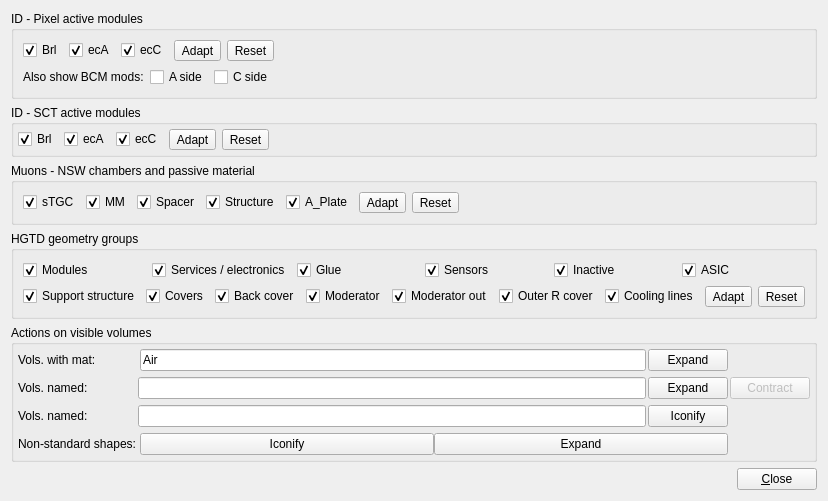
The window that graphics/VP1/VP1Systems/VP1GeometrySystems/src/settings_misc_form.ui (ATLAS-experiment/athena) describes before a commit, drawn with Qt 5.
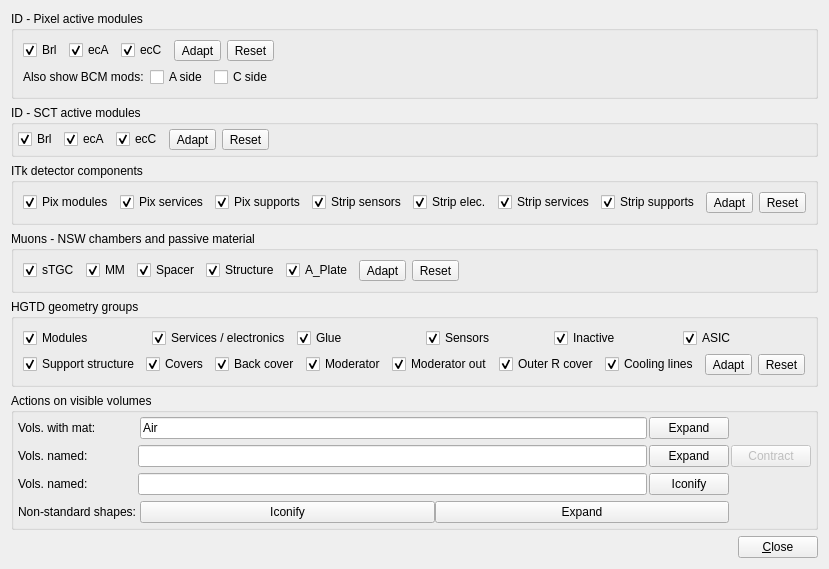
The same window after the commit.

Commit message: VP1: Add auto-expansion of "Ether" volumes, Fix double-free crash at runtime, Display "Assembly" volumes better, Add selective visualization of ITk components

Patch:
```diff
--- a/graphics/VP1/VP1Systems/VP1GeometrySystems/src/settings_misc_form.ui
+++ b/graphics/VP1/VP1Systems/VP1GeometrySystems/src/settings_misc_form.ui
@@ -219,10 +219,141 @@
        </spacer>
       </item>
      </layout>
-    </widget>
-   </item>
-   <item>
-    <widget class="QGroupBox" name="groupBox_show_NSW_chambers">
+   </widget>
+  </item>
+  <item>
+   <widget class="QGroupBox" name="groupBox_show_ITk_components">
+    <property name="title">
+     <string>ITk detector components</string>
+    </property>
+    <layout class="QHBoxLayout" name="horizontalLayout_7">
+     <item>
+      <layout class="QHBoxLayout" name="horizontalLayout_6">
+       <item>
+        <widget class="QCheckBox" name="checkBox_ITk_Pixel_Modules">
+         <property name="toolTip">
+          <string>Show ITk Pixel sensors, chips, and module-level material</string>
+         </property>
+         <property name="text">
+          <string>Pix modules</string>
+         </property>
+         <property name="checked">
+          <bool>true</bool>
+         </property>
+        </widget>
+       </item>
+       <item>
+        <widget class="QCheckBox" name="checkBox_ITk_Pixel_Services">
+         <property name="toolTip">
+          <string>Show ITk Pixel services and cooling</string>
+         </property>
+         <property name="text">
+          <string>Pix services</string>
+         </property>
+         <property name="checked">
+          <bool>true</bool>
+         </property>
+        </widget>
+       </item>
+       <item>
+        <widget class="QCheckBox" name="checkBox_ITk_Pixel_Supports">
+         <property name="toolTip">
+          <string>Show ITk Pixel support structures</string>
+         </property>
+         <property name="text">
+          <string>Pix supports</string>
+         </property>
+         <property name="checked">
+          <bool>true</bool>
+         </property>
+        </widget>
+       </item>
+       <item>
+        <widget class="QCheckBox" name="checkBox_ITk_Strip_Sensors">
+         <property name="toolTip">
+          <string>Show ITk Strip sensors</string>
+         </property>
+         <property name="text">
+          <string>Strip sensors</string>
+         </property>
+         <property name="checked">
+          <bool>true</bool>
+         </property>
+        </widget>
+       </item>
+       <item>
+        <widget class="QCheckBox" name="checkBox_ITk_Strip_Electronics">
+         <property name="toolTip">
+          <string>Show ITk Strip hybrids, DCDC components, and bus material</string>
+         </property>
+         <property name="text">
+          <string>Strip elec.</string>
+         </property>
+         <property name="checked">
+          <bool>true</bool>
+         </property>
+        </widget>
+       </item>
+       <item>
+        <widget class="QCheckBox" name="checkBox_ITk_Strip_Services">
+         <property name="toolTip">
+          <string>Show ITk Strip services</string>
+         </property>
+         <property name="text">
+          <string>Strip services</string>
+         </property>
+         <property name="checked">
+          <bool>true</bool>
+         </property>
+        </widget>
+       </item>
+       <item>
+        <widget class="QCheckBox" name="checkBox_ITk_Strip_Supports">
+         <property name="toolTip">
+          <string>Show ITk Strip support structures</string>
+         </property>
+         <property name="text">
+          <string>Strip supports</string>
+         </property>
+         <property name="checked">
+          <bool>true</bool>
+         </property>
+        </widget>
+       </item>
+       <item>
+        <widget class="QToolButton" name="toolButton_itkcomponents_adapt">
+         <property name="text">
+          <string>Adapt</string>
+         </property>
+        </widget>
+       </item>
+       <item>
+        <widget class="QToolButton" name="toolButton_itkcomponents_reset">
+         <property name="text">
+          <string>Reset</string>
+         </property>
+        </widget>
+       </item>
+       <item>
+        <spacer name="horizontalSpacer_4">
+         <property name="orientation">
+          <enum>Qt::Horizontal</enum>
+         </property>
+         <property name="sizeHint" stdset="0">
+          <size>
+           <width>40</width>
+           <height>20</height>
+          </size>
+         </property>
+        </spacer>
+       </item>
+      </layout>
+     </item>
+    </layout>
+   </widget>
+  </item>
+  <item>
+   <widget class="QGroupBox" name="groupBox_show_NSW_chambers">
      <property name="title">
       <string>Muons - NSW chambers and passive material</string>
      </property>
```
The commit also changes 9 other files.
